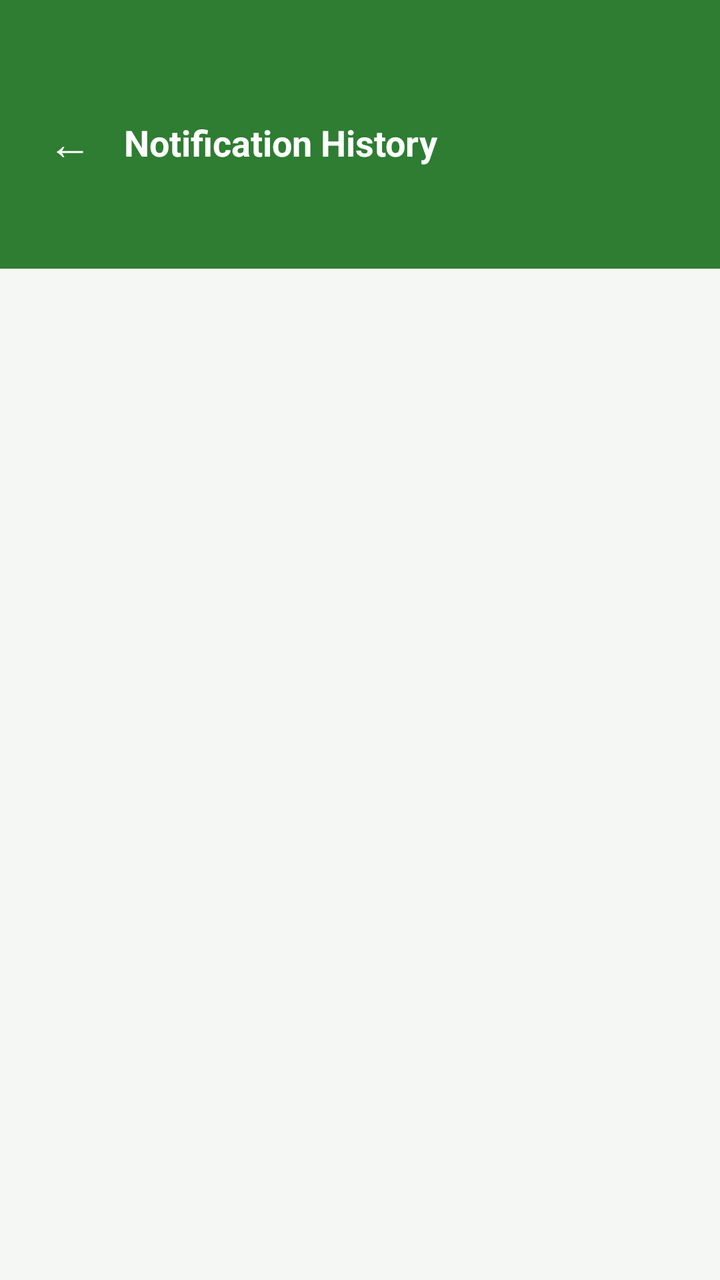
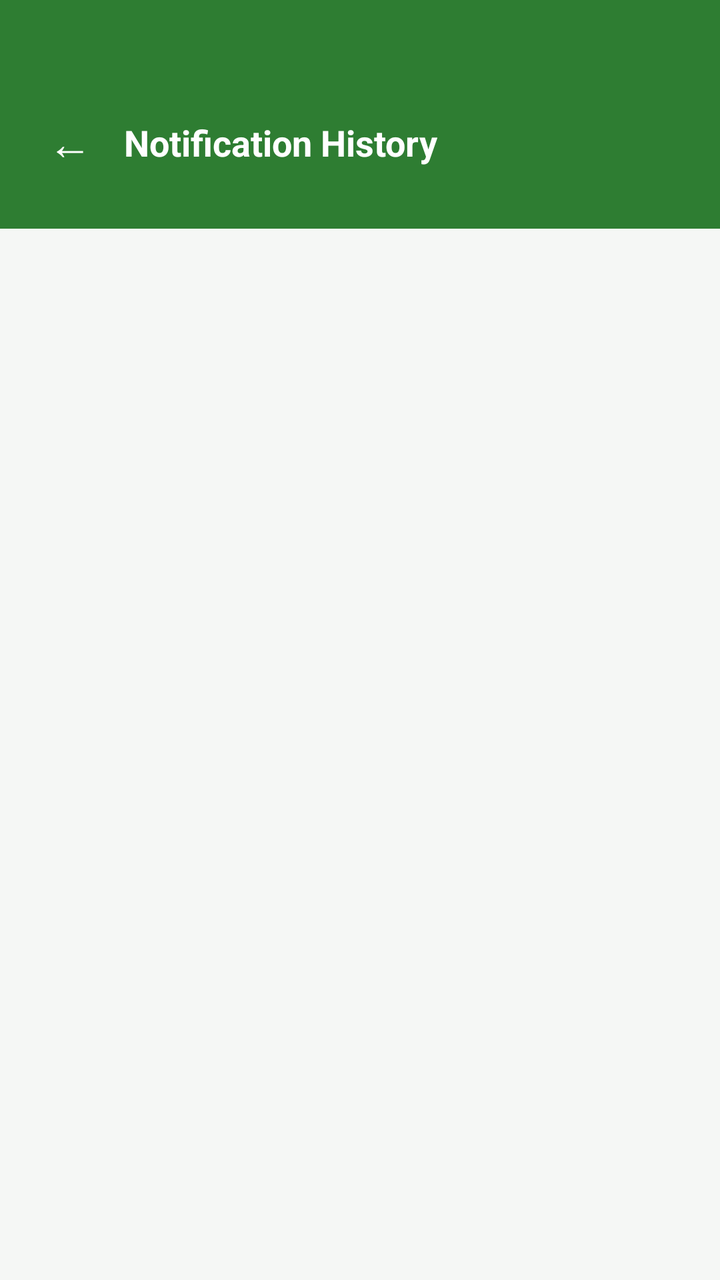

Two renders of the same Android screen: before a commit and after it. Below are the layout's source before the change and the commit's diff.
<!-- AndroidManifest.xml: application theme Theme.Vinland -->
<!-- res/layout/activity_notification_history.xml -->
<?xml version="1.0" encoding="utf-8"?>
<androidx.core.widget.NestedScrollView xmlns:android="http://schemas.android.com/apk/res/android"
    xmlns:app="http://schemas.android.com/apk/res-auto"
    android:layout_width="match_parent"
    android:layout_height="match_parent"
    android:background="#F5F7F5"
    android:fillViewport="true">

    <LinearLayout
        android:layout_width="match_parent"
        android:layout_height="wrap_content"
        android:orientation="vertical">

        
        <LinearLayout
            android:layout_width="match_parent"
            android:layout_height="wrap_content"
            android:orientation="horizontal"
            android:gravity="center_vertical"
            android:background="#2E7D32"
            android:paddingTop="48dp"
            android:paddingBottom="40dp"
            android:paddingHorizontal="16dp">

            <TextView
                android:id="@+id/tvBack"
                android:layout_width="wrap_content"
                android:layout_height="wrap_content"
                android:text="←"
                android:textSize="22sp"
                android:textColor="#FFFFFF"
                android:padding="8dp" />

            <TextView
                android:layout_width="wrap_content"
                android:layout_height="wrap_content"
                android:layout_marginStart="8dp"
                android:text="Notification History"
                android:textSize="18sp"
                android:textStyle="bold"
                android:textColor="#FFFFFF" />
        </LinearLayout>

        <LinearLayout
            android:layout_width="match_parent"
            android:layout_height="wrap_content"
            android:orientation="vertical"
            android:padding="20dp">

            <ProgressBar
                android:id="@+id/progressBar"
                android:layout_width="wrap_content"
                android:layout_height="wrap_content"
                android:layout_gravity="center"
                android:layout_marginTop="20dp"
                android:visibility="gone" />

            <TextView
                android:id="@+id/tvEmptyState"
                android:layout_width="match_parent"
                android:layout_height="wrap_content"
                android:layout_marginTop="40dp"
                android:gravity="center"
                android:text="No notification history yet.\nWeather and crop alerts will appear here."
                android:textColor="#9E9E9E"
                android:textSize="14sp"
                android:visibility="gone" />

            <LinearLayout
                android:id="@+id/layoutNotificationList"
                android:layout_width="match_parent"
                android:layout_height="wrap_content"
                android:orientation="vertical"
                android:layout_marginTop="-24dp" />

        </LinearLayout>
    </LinearLayout>
</androidx.core.widget.NestedScrollView>
<!-- resources referenced by this layout -->
<resources>
  <style name="Theme.Vinland" parent="Base.Theme.Vinland" />
  <style name="Base.Theme.Vinland" parent="Theme.Material3.DayNight.NoActionBar">
          
          
      </style>
</resources>

<!-- the commit's change to res/layout/activity_notification_history.xml (unified diff, before → after) -->
@@ -1,9 +1,9 @@
 <?xml version="1.0" encoding="utf-8"?>
 <androidx.core.widget.NestedScrollView xmlns:android="http://schemas.android.com/apk/res/android"
-    xmlns:app="http://schemas.android.com/apk/res-auto"
     android:layout_width="match_parent"
     android:layout_height="match_parent"
     android:background="#F5F7F5"
+    android:clipToPadding="false"
     android:fillViewport="true">
 
     <LinearLayout
@@ -19,7 +19,7 @@
             android:gravity="center_vertical"
             android:background="#2E7D32"
             android:paddingTop="48dp"
-            android:paddingBottom="40dp"
+            android:paddingBottom="20dp"
             android:paddingHorizontal="16dp">
 
             <TextView
@@ -45,7 +45,9 @@
             android:layout_width="match_parent"
             android:layout_height="wrap_content"
             android:orientation="vertical"
-            android:padding="20dp">
+            android:paddingHorizontal="16dp"
+            android:paddingTop="16dp"
+            android:paddingBottom="40dp">
 
             <ProgressBar
                 android:id="@+id/progressBar"
@@ -70,8 +72,7 @@
                 android:id="@+id/layoutNotificationList"
                 android:layout_width="match_parent"
                 android:layout_height="wrap_content"
-                android:orientation="vertical"
-                android:layout_marginTop="-24dp" />
+                android:orientation="vertical" />
 
         </LinearLayout>
     </LinearLayout>
